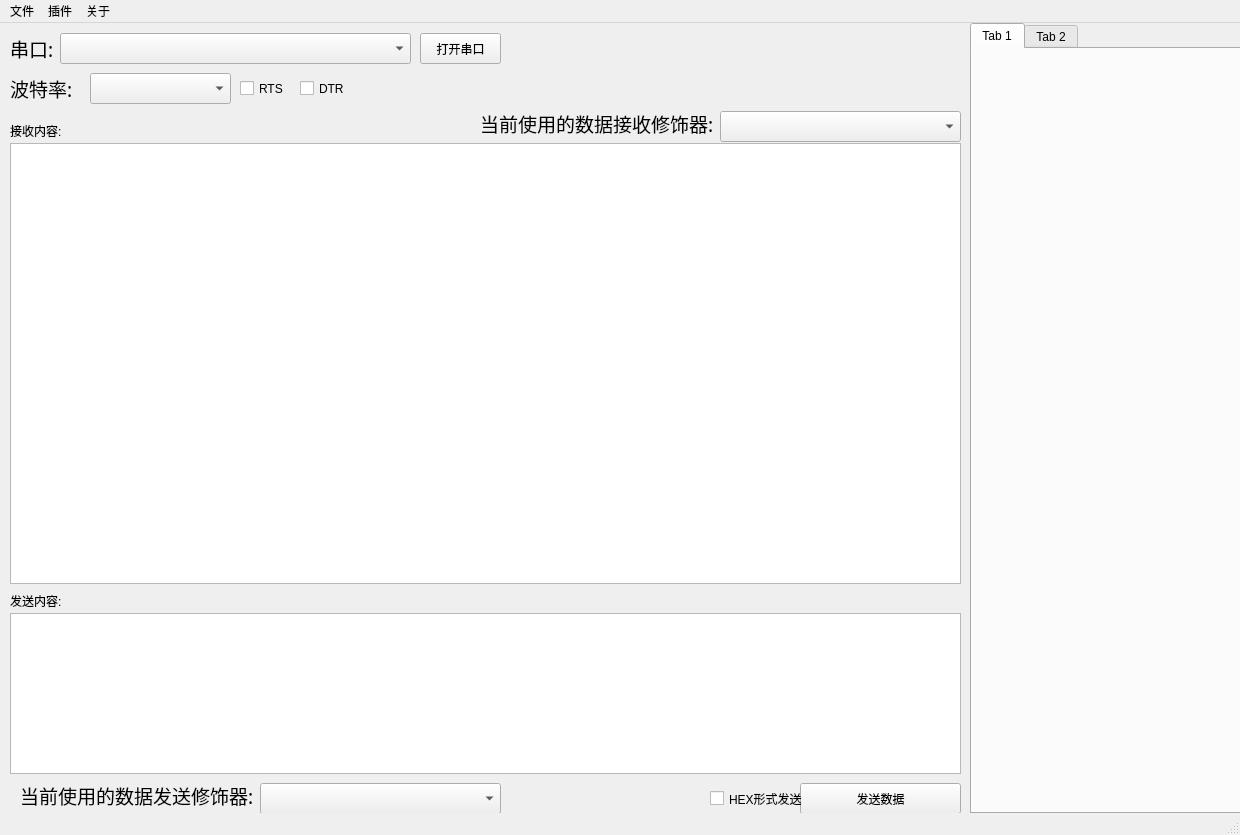
First picture: the form in main_window.ui, repository chensuyang/SerialPortTool, before the edit.
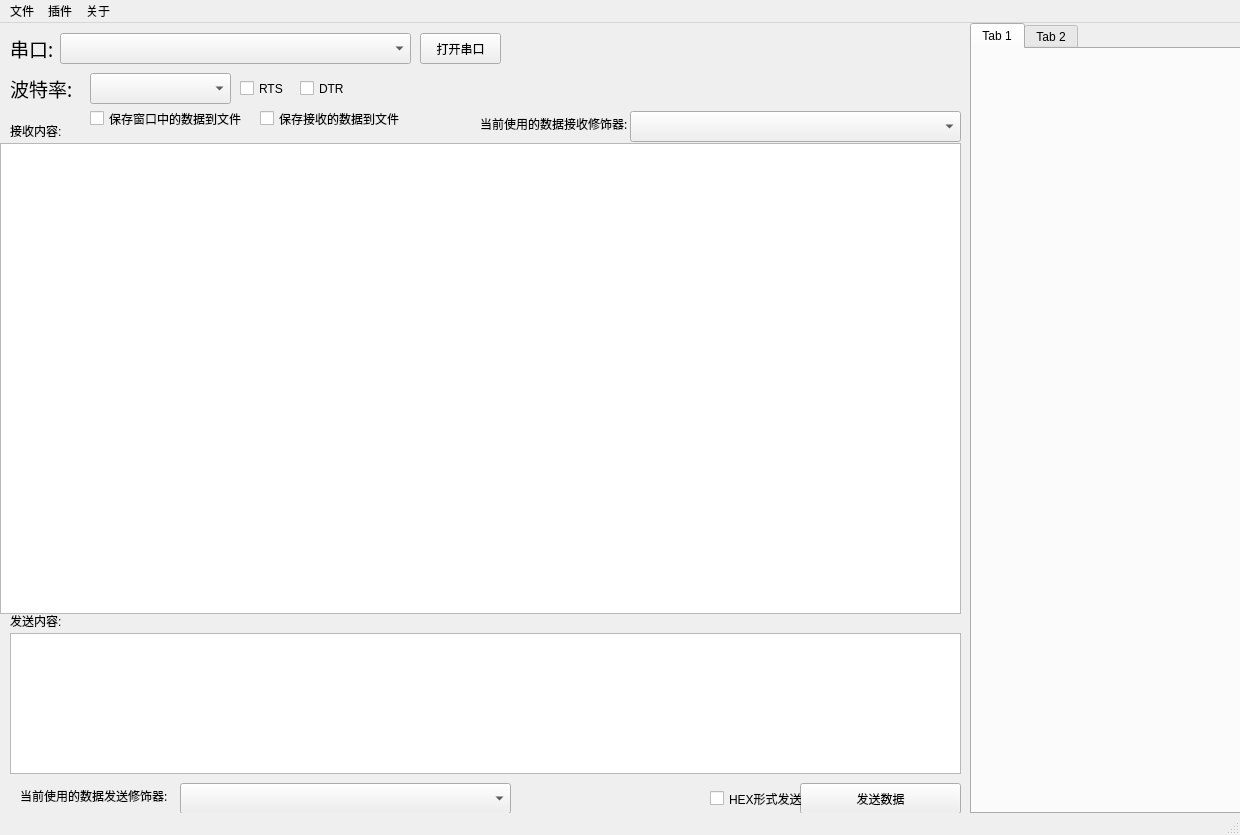
Second picture: the form after the edit.

The edit to the form file:
```diff
--- a/main_window.ui
+++ b/main_window.ui
@@ -68,16 +68,6 @@
      <string>打开串口</string>
     </property>
    </widget>
-   <widget class="QTextEdit" name="RevDatatextEdit">
-    <property name="geometry">
-     <rect>
-      <x>10</x>
-      <y>120</y>
-      <width>951</width>
-      <height>441</height>
-     </rect>
-    </property>
-   </widget>
    <widget class="QLabel" name="label_2">
     <property name="geometry">
      <rect>
@@ -150,9 +140,9 @@
     <property name="geometry">
      <rect>
       <x>10</x>
-      <y>590</y>
+      <y>610</y>
       <width>951</width>
-      <height>161</height>
+      <height>141</height>
      </rect>
     </property>
    </widget>
@@ -160,7 +150,7 @@
     <property name="geometry">
      <rect>
       <x>10</x>
-      <y>570</y>
+      <y>590</y>
       <width>71</width>
       <height>16</height>
      </rect>
@@ -221,9 +211,9 @@
    <widget class="QComboBox" name="UartTxPlugin_comboBox">
     <property name="geometry">
      <rect>
-      <x>260</x>
+      <x>180</x>
       <y>760</y>
-      <width>241</width>
+      <width>331</width>
       <height>31</height>
      </rect>
     </property>
@@ -233,14 +223,14 @@
      <rect>
       <x>20</x>
       <y>752</y>
-      <width>241</width>
+      <width>161</width>
       <height>41</height>
      </rect>
     </property>
     <property name="font">
      <font>
       <family>AcadEref</family>
-      <pointsize>14</pointsize>
+      <pointsize>9</pointsize>
      </font>
     </property>
     <property name="text">
@@ -250,9 +240,9 @@
    <widget class="QComboBox" name="UartRxPlugin_comboBox">
     <property name="geometry">
      <rect>
-      <x>720</x>
+      <x>630</x>
       <y>88</y>
-      <width>241</width>
+      <width>331</width>
       <height>31</height>
      </rect>
     </property>
@@ -262,20 +252,56 @@
      <rect>
       <x>480</x>
       <y>80</y>
-      <width>241</width>
+      <width>151</width>
       <height>41</height>
      </rect>
     </property>
     <property name="font">
      <font>
       <family>AcadEref</family>
-      <pointsize>14</pointsize>
+      <pointsize>9</pointsize>
      </font>
     </property>
     <property name="text">
      <string>当前使用的数据接收修饰器:</string>
     </property>
    </widget>
+   <widget class="QCheckBox" name="Save_Rev_Data_CheckBox">
+    <property name="geometry">
+     <rect>
+      <x>260</x>
+      <y>80</y>
+      <width>151</width>
+      <height>31</height>
+     </rect>
+    </property>
+    <property name="text">
+     <string>保存接收的数据到文件</string>
+    </property>
+   </widget>
+   <widget class="QCheckBox" name="Save_Win_Data_CheckBox">
+    <property name="geometry">
+     <rect>
+      <x>90</x>
+      <y>80</y>
+      <width>161</width>
+      <height>31</height>
+     </rect>
+    </property>
+    <property name="text">
+     <string>保存窗口中的数据到文件</string>
+    </property>
+   </widget>
+   <widget class="QTextBrowser" name="RevDataTextBrowser">
+    <property name="geometry">
+     <rect>
+      <x>0</x>
+      <y>120</y>
+      <width>961</width>
+      <height>471</height>
+     </rect>
+    </property>
+   </widget>
   </widget>
   <widget class="QStatusBar" name="statusbar"/>
   <widget class="QMenuBar" name="menuBar">
```
